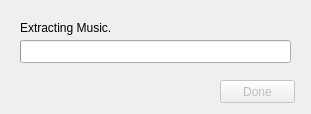
This is progressdialog.ui in CaptainSwag101/gba-mus-ripper-gui as Qt 5 draws it before an edit. The edited form follows.
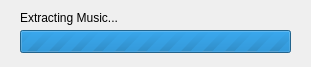
This is the edited form.

```diff
--- a/progressdialog.ui
+++ b/progressdialog.ui
@@ -7,7 +7,7 @@
     <x>0</x>
     <y>0</y>
     <width>311</width>
-    <height>114</height>
+    <height>67</height>
    </rect>
   </property>
   <property name="sizePolicy">
@@ -22,31 +22,18 @@
   <property name="modal">
    <bool>true</bool>
   </property>
-  <widget class="QPushButton" name="closeButton">
-   <property name="enabled">
-    <bool>false</bool>
-   </property>
-   <property name="geometry">
-    <rect>
-     <x>220</x>
-     <y>80</y>
-     <width>75</width>
-     <height>23</height>
-    </rect>
-   </property>
-   <property name="text">
-    <string>Done</string>
-   </property>
-  </widget>
   <widget class="QProgressBar" name="progressBar">
    <property name="geometry">
     <rect>
      <x>20</x>
-     <y>40</y>
+     <y>30</y>
      <width>271</width>
      <height>23</height>
     </rect>
    </property>
+   <property name="maximum">
+    <number>0</number>
+   </property>
    <property name="value">
     <number>0</number>
    </property>
@@ -58,8 +45,8 @@
    <property name="geometry">
     <rect>
      <x>20</x>
-     <y>20</y>
-     <width>91</width>
+     <y>10</y>
+     <width>141</width>
      <height>16</height>
     </rect>
    </property>
```
